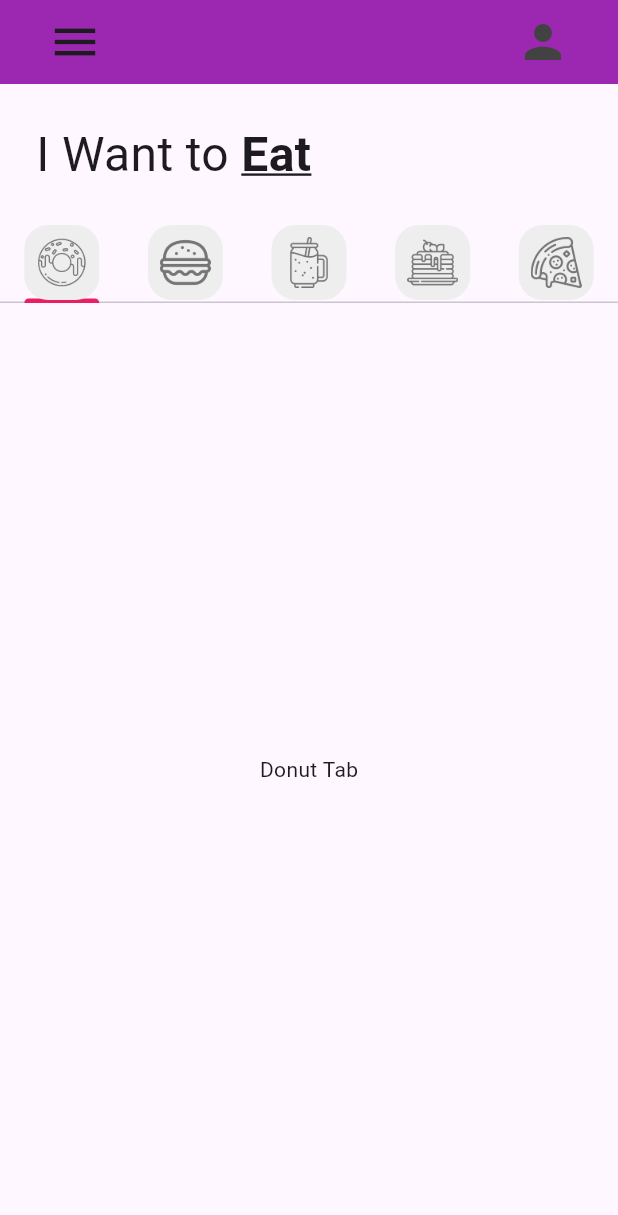
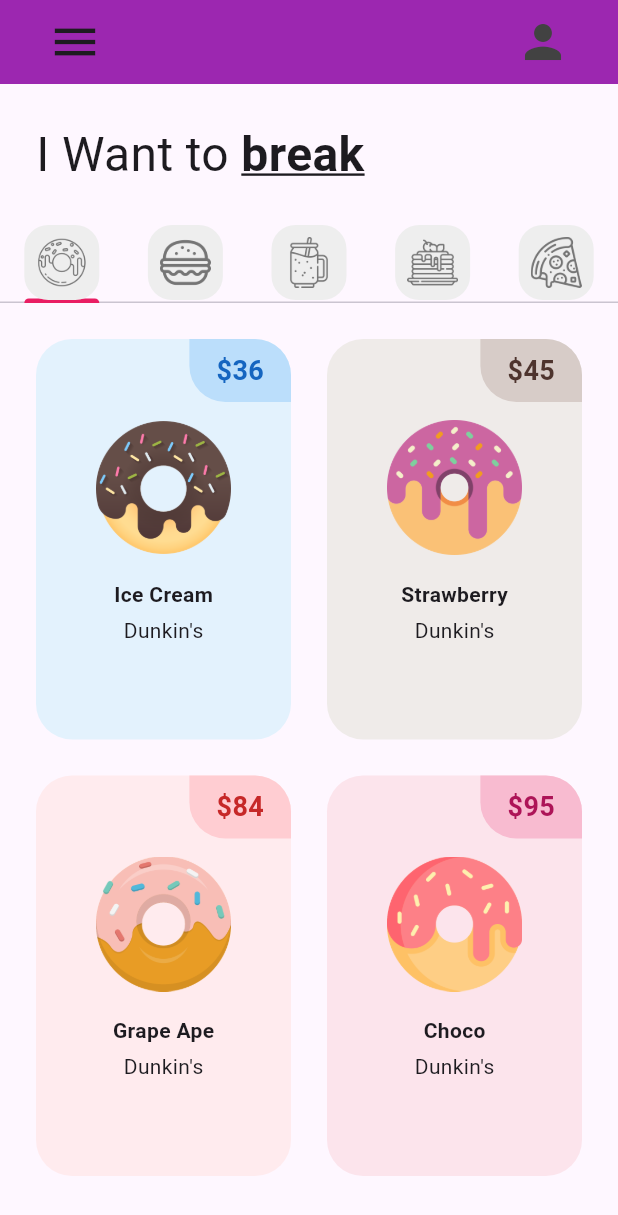
Before and after one commit to DiegoCruz117/reto1_donut_app_diego_cruz, a Flutter app: the screen it shows after launch, on a phone screen of 412 x 824 dp. Shown: the top 1215 px of the screen. Run offline on Flutter 3.47's test engine with Material 3 defaults, Android fonts, the light colour scheme and no system bars.

Commit message:
Donut_Tile_añadido

```diff
--- a/lib/pages/home_page.dart
+++ b/lib/pages/home_page.dart
@@ -53,14 +53,14 @@
             child: Row(
               children: [
                 Text('I Want to ', style: TextStyle(fontSize: 32)),
-                Text('Eat', style: TextStyle(fontSize: 32,fontWeight: FontWeight.bold,decoration: TextDecoration.underline)),
+                Text('break', style: TextStyle(fontSize: 32,fontWeight: FontWeight.bold,decoration: TextDecoration.underline)),
               ],
             ),
           ),
           //Tap_bar
           TabBar(tabs: myTabs),
           //Tap_bar_view
-          const Expanded(child: TabBarView(children: [
+          Expanded(child: TabBarView(children: [
             //Donut tab
             DonutTab(),
             //Burger tab
--- a/lib/tab/donut_tab.dart
+++ b/lib/tab/donut_tab.dart
@@ -1,13 +1,37 @@
 import 'package:flutter/material.dart';
 
+import '../utils/donut_tile.dart';
+
 class DonutTab extends StatelessWidget {
-  const DonutTab({super.key});
+  final List donutsOnsale = [
+    ["Ice Cream","36", Colors.blue,"lib/images/chocolate_donut.png"],
+    ["Strawberry","45", Colors.brown,"lib/images/grape_donut.png"],
+    ["Grape Ape","84", Colors.red,"lib/images/icecream_donut.png"],
+    ["Choco","95", Colors.pink,"lib/images/strawberry_donut.png"],
+
+  ];
+
+  DonutTab({super.key});
 
   @override
   Widget build(BuildContext context) {
-    return Container(
-      child: const Center(
-        child: Text('Donut Tab'),),
+    return GridView.builder(
+      itemCount: donutsOnsale.length,
+      padding: const EdgeInsets.all(12),
+      gridDelegate:
+      const SliverGridDelegateWithFixedCrossAxisCount(
+        crossAxisCount: 2, childAspectRatio: 1/1.5,
+        // crossAxisSpacing: 5,
+        // mainAxisSpacing: 5,
+      ),
+      itemBuilder: (context, index){
+        return DonutTile(
+          donutFlavor: donutsOnsale[index][0],
+          donutPrice: donutsOnsale[index][1],
+          donutColor: donutsOnsale[index][2],
+          imageName: donutsOnsale[index][3],
+        );
+      },
     );
   }
 }
--- /dev/null
+++ b/lib/utils/donut_tile.dart
@@ -0,0 +1,55 @@
+import 'package:flutter/material.dart';
+
+class DonutTile extends StatelessWidget {
+  final String donutFlavor;
+  final String donutPrice;
+  final dynamic donutColor;
+  final String imageName;
+  final double borderRadius = 24;
+
+  const DonutTile(
+    {super.key,
+      required this.donutFlavor,
+      required this.donutPrice,
+      this.donutColor,
+      required this.imageName});
+
+  @override
+  Widget build(BuildContext context) {
+    return Padding(padding: const EdgeInsets.all(12),
+    child: Container(
+      decoration: BoxDecoration(color: donutColor[50], borderRadius: BorderRadius.circular(borderRadius)),
+      child: Column(
+        //Donut price
+        children: [Row(
+          mainAxisAlignment: MainAxisAlignment.end,
+          children: [
+          Container(
+            decoration: BoxDecoration(color: donutColor[100],
+            borderRadius: BorderRadius.only(
+              topRight: Radius.circular(borderRadius),
+              bottomLeft: Radius.circular(borderRadius),
+            )),
+            padding: const EdgeInsets.symmetric(vertical: 8, horizontal: 18),
+            child: Text('\$$donutPrice',
+            style: TextStyle(fontWeight: FontWeight.bold, fontSize: 18, color: donutColor[800]),
+            ),
+          )
+        ],
+        ),
+        //Donut picture
+        Padding(
+          padding: const EdgeInsets.symmetric(horizontal: 40, vertical: 12),
+          child: Image.asset(imageName),),
+        //Donut flavor text
+        Padding(
+          padding: const EdgeInsets.symmetric(horizontal: 40, vertical: 4),
+          child: Text(donutFlavor, style: TextStyle(fontWeight: FontWeight.bold, fontSize: 14, color: donutColor[1000])),
+        ),
+        const Text('Dunkin\'s'),
+        //Love icon + add button
+        ],
+      ),
+    ),);
+  }
+}
```
